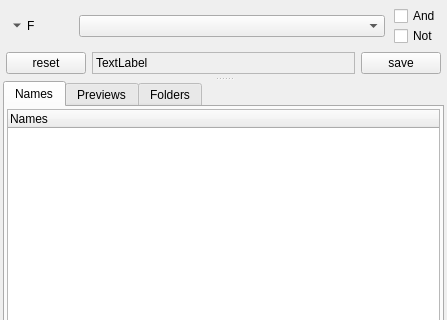
Before: the Qt Designer form src/listsdock.ui in fontmatrix/fontmatrix, drawn with Qt 5; both pictures show x 0 to 447 and y 0 to 320 of the 447 by 723 pixel window.
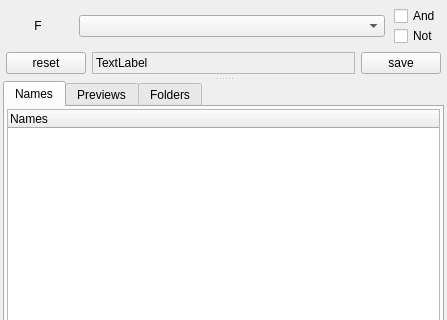
After: the same form once the commit is applied. Icons and pictures are not drawn. Custom widgets are drawn as their Qt base class.

```diff
--- a/src/listsdock.ui
+++ b/src/listsdock.ui
@@ -95,8 +95,8 @@
              <property name="autoRaise">
               <bool>true</bool>
              </property>
-             <property name="arrowType">
-              <enum>Qt::DownArrow</enum>
+             <property name="arrowType" >
+              <enum>Qt::NoArrow</enum>
              </property>
             </widget>
            </item>
```
Left out of the diff: 291 changed lines with no effect on the pictures.
